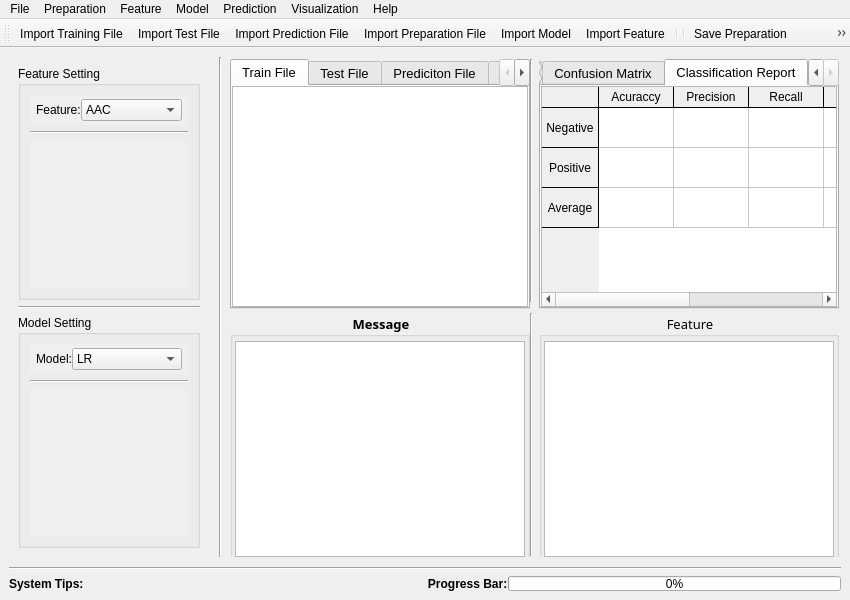
The window that ui/MainWindow.ui (Jiangle525/ProteinMachineLearningTool) describes before a commit, drawn with Qt 5.
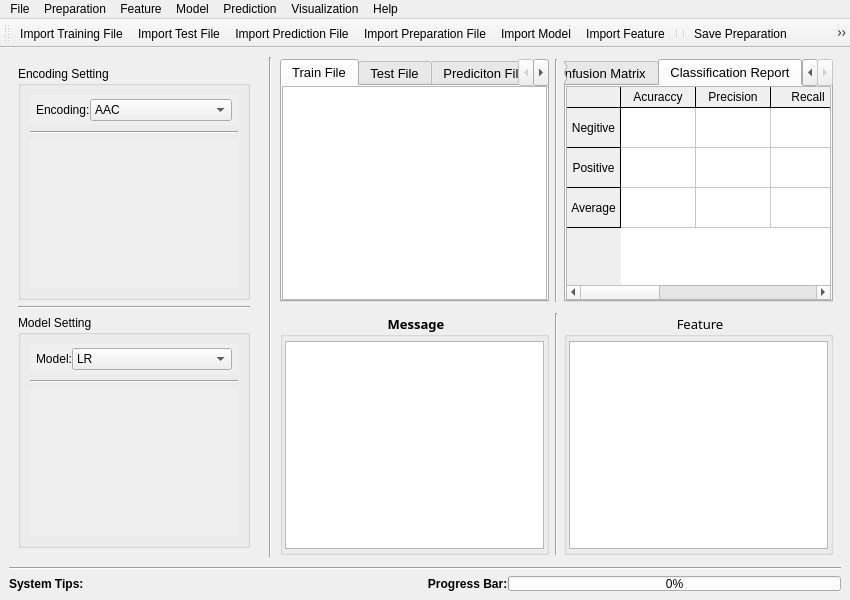
The same window after the commit. The open tabs and pages were chosen to show the change. Icons and pictures are not drawn.

What changed in the file:
```diff
--- a/ui/MainWindow.ui
+++ b/ui/MainWindow.ui
@@ -79,7 +79,7 @@
              <item>
               <widget class="QGroupBox" name="groupBox_Feature_Setting">
                <property name="title">
-                <string>Feature Setting</string>
+                <string>Encoding Setting</string>
                </property>
                <layout class="QVBoxLayout" name="verticalLayout_18">
                 <item alignment="Qt::AlignBottom">
@@ -157,7 +157,7 @@
                       <bool>false</bool>
                      </property>
                      <property name="text">
-                      <string>Feature:</string>
+                      <string>Encoding:</string>
                      </property>
                     </widget>
                    </item>
@@ -184,7 +184,7 @@
                     <rect>
                      <x>0</x>
                      <y>0</y>
-                     <width>176</width>
+                     <width>224</width>
                      <height>179</height>
                     </rect>
                    </property>
@@ -354,7 +354,7 @@
                     <rect>
                      <x>0</x>
                      <y>0</y>
-                     <width>176</width>
+                     <width>224</width>
                      <height>178</height>
                     </rect>
                    </property>
@@ -448,8 +448,8 @@
             </property>
             <property name="minimumSize">
              <size>
-              <width>300</width>
-              <height>250</height>
+              <width>0</width>
+              <height>0</height>
              </size>
             </property>
             <property name="font">
@@ -557,7 +557,7 @@
                  <enum>Qt::SolidLine</enum>
                 </property>
                 <property name="sortingEnabled">
-                 <bool>true</bool>
+                 <bool>false</bool>
                 </property>
                 <property name="wordWrap">
                  <bool>true</bool>
@@ -583,15 +583,12 @@
                 <attribute name="verticalHeaderMinimumSectionSize">
                  <number>40</number>
                 </attribute>
+                <attribute name="verticalHeaderShowSortIndicator" stdset="0">
+                 <bool>false</bool>
+                </attribute>
                 <row>
                  <property name="text">
-                  <string>Negative</string>
-                 </property>
-                 <property name="font">
-                  <font>
-                   <weight>50</weight>
-                   <bold>false</bold>
-                  </font>
+                  <string>Negitive</string>
                  </property>
                  <property name="textAlignment">
                   <set>AlignCenter</set>
@@ -601,12 +598,6 @@
                  <property name="text">
                   <string>Positive</string>
                  </property>
-                 <property name="font">
-                  <font>
-                   <weight>50</weight>
-                   <bold>false</bold>
-                  </font>
-                 </property>
                  <property name="textAlignment">
                   <set>AlignCenter</set>
                  </property>
@@ -615,12 +606,6 @@
                  <property name="text">
                   <string>Average</string>
                  </property>
-                 <property name="font">
-                  <font>
-                   <weight>50</weight>
-                   <bold>false</bold>
-                  </font>
-                 </property>
                  <property name="textAlignment">
                   <set>AlignCenter</set>
                  </property>
@@ -724,150 +709,6 @@
                   <set>AlignCenter</set>
                  </property>
                 </column>
-                <item row="0" column="0">
-                 <property name="text">
-                  <string/>
-                 </property>
-                 <property name="textAlignment">
-                  <set>AlignCenter</set>
-                 </property>
-                </item>
-                <item row="0" column="1">
-                 <property name="text">
-                  <string/>
-                 </property>
-                 <property name="textAlignment">
-                  <set>AlignCenter</set>
-                 </property>
-                </item>
-                <item row="0" column="2">
-                 <property name="text">
-                  <string/>
-                 </property>
-                 <property name="textAlignment">
-                  <set>AlignCenter</set>
-                 </property>
-                </item>
-                <item row="0" column="3">
-                 <property name="text">
-                  <string/>
-                 </property>
-                 <property name="textAlignment">
-                  <set>AlignCenter</set>
-                 </property>
-                </item>
-                <item row="0" column="4">
-                 <property name="text">
-                  <string/>
-                 </property>
-                 <property name="textAlignment">
-                  <set>AlignCenter</set>
-                 </property>
-                </item>
-                <item row="0" column="5">
-                 <property name="text">
-                  <string/>
-                 </property>
-                 <property name="textAlignment">
-                  <set>AlignCenter</set>
-                 </property>
-                </item>
-                <item row="1" column="0">
-                 <property name="text">
-                  <string/>
-                 </property>
-                 <property name="textAlignment">
-                  <set>AlignCenter</set>
-                 </property>
-                </item>
-                <item row="1" column="1">
-                 <property name="text">
-                  <string/>
-                 </property>
-                 <property name="textAlignment">
-                  <set>AlignCenter</set>
-                 </property>
-                </item>
-                <item row="1" column="2">
-                 <property name="text">
-                  <string/>
-                 </property>
-                 <property name="textAlignment">
-                  <set>AlignCenter</set>
-                 </property>
-                </item>
-                <item row="1" column="3">
-                 <property name="text">
-                  <string/>
-                 </property>
-                 <property name="textAlignment">
-                  <set>AlignCenter</set>
-                 </property>
-                </item>
-                <item row="1" column="4">
-                 <property name="text">
-                  <string/>
-                 </property>
-                 <property name="textAlignment">
-                  <set>AlignCenter</set>
-                 </property>
-                </item>
-                <item row="1" column="5">
-                 <property name="text">
-                  <string/>
-                 </property>
-                 <property name="textAlignment">
-                  <set>AlignCenter</set>
-                 </property>
-                </item>
-                <item row="2" column="0">
-                 <property name="text">
-                  <string/>
-                 </property>
-                 <property name="textAlignment">
-                  <set>AlignCenter</set>
-                 </property>
-                </item>
-                <item row="2" column="1">
-                 <property name="text">
-                  <string/>
-                 </property>
-                 <property name="textAlignment">
-                  <set>AlignCenter</set>
-                 </property>
-                </item>
-                <item row="2" column="2">
-                 <property name="text">
-                  <string/>
-                 </property>
-                 <property name="textAlignment">
-                  <set>AlignCenter</set>
-                 </property>
-                </item>
-                <item row="2" column="3">
-                 <property name="text">
-                  <string/>
-                 </property>
-                 <property name="textAlignment">
-                  <set>AlignCenter</set>
-                 </property>
-                </item>
-                <item row="2" column="4">
-                 <property name="text">
-                  <string/>
-                 </property>
-                 <property name="textAlignment">
-                  <set>AlignCenter</set>
-                 </property>
-                </item>
-                <item row="2" column="5">
-                 <property name="text">
-                  <string/>
-                 </property>
-                 <property name="textAlignment">
-                  <set>AlignCenter</set>
-                 </property>
-                </item>
                </widget>
               </item>
              </layout>
@@ -878,8 +719,8 @@
            <widget class="QGroupBox" name="groupBox_Feature">
             <property name="minimumSize">
              <size>
-              <width>300</width>
-              <height>250</height>
+              <width>0</width>
+              <height>0</height>
              </size>
             </property>
             <property name="font">
@@ -928,8 +769,8 @@
            <widget class="QTabWidget" name="tabWidget_File">
             <property name="minimumSize">
              <size>
-              <width>300</width>
-              <height>250</height>
+              <width>0</width>
+              <height>0</height>
              </size>
             </property>
             <property name="font">
@@ -1092,8 +933,8 @@
            <widget class="QGroupBox" name="groupBox_Message">
             <property name="minimumSize">
              <size>
-              <width>300</width>
-              <height>250</height>
+              <width>0</width>
+              <height>0</height>
              </size>
             </property>
             <property name="font">
```
Left out of the diff: 12 changed lines with no effect on the pictures.
